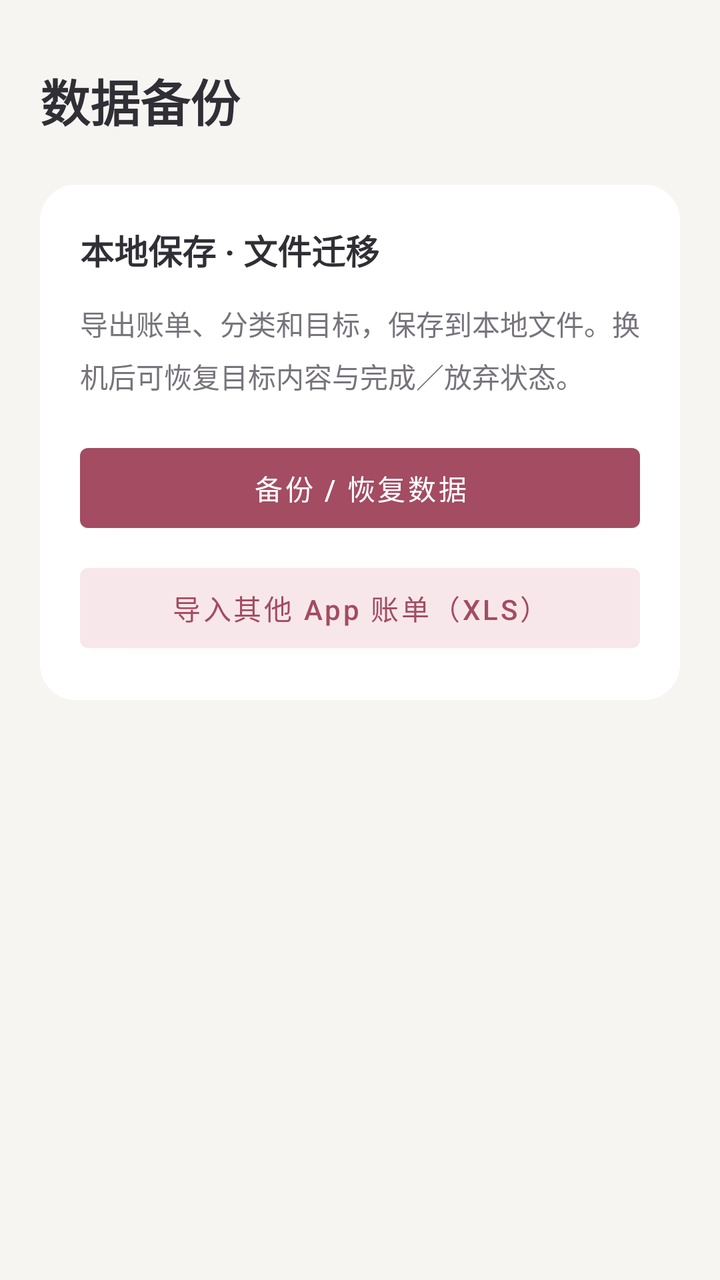
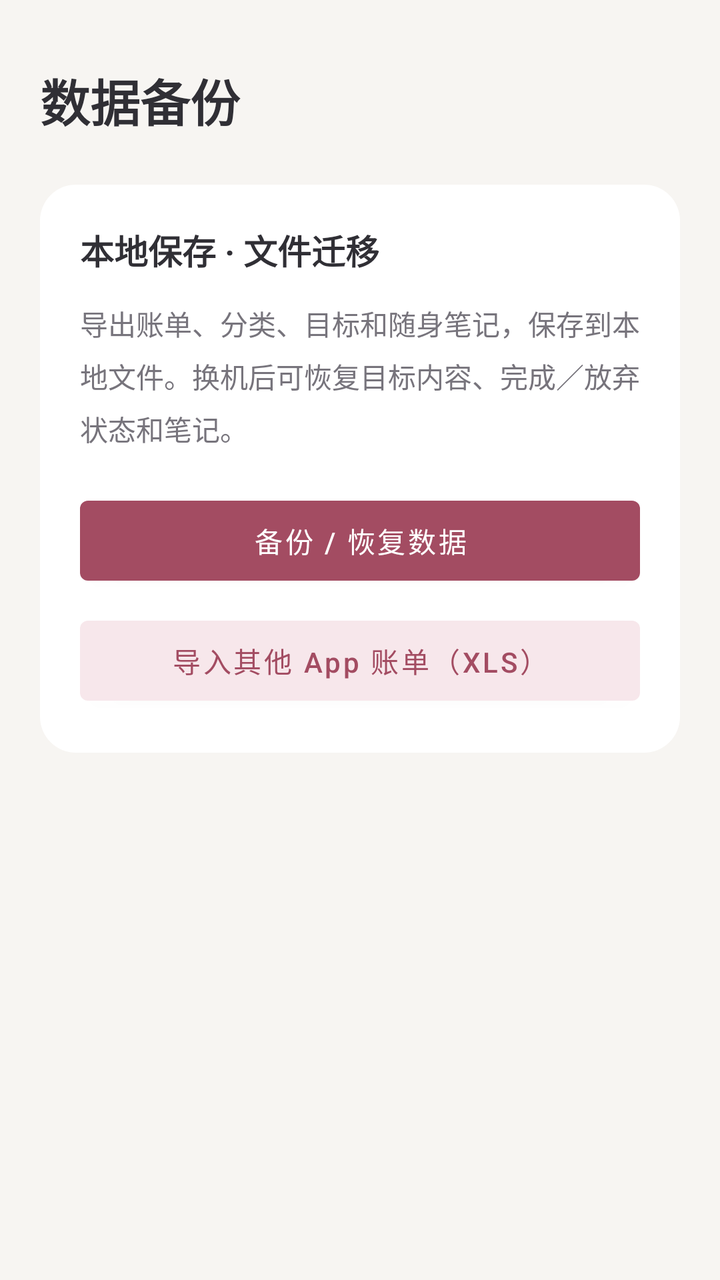

The first picture is an Android layout as it rendered before a commit; the second is the same layout after the commit. The layout source and the unified diff follow.
<!-- AndroidManifest.xml: application theme Theme.FutureRealization -->
<!-- res/layout/other_fragment.xml -->
<?xml version="1.0" encoding="utf-8"?>
<LinearLayout xmlns:android="http://schemas.android.com/apk/res/android" xmlns:app="http://schemas.android.com/apk/res-auto"
    android:layout_width="match_parent" android:layout_height="match_parent" android:orientation="vertical"
    android:background="@color/ledger_background" android:padding="20dp">
    <TextView android:layout_width="match_parent" android:layout_height="wrap_content" android:layout_marginTop="12dp"
        android:text="数据备份" android:textSize="25sp" android:textStyle="bold" android:textColor="@color/ledger_text" />
    <LinearLayout android:layout_width="match_parent" android:layout_height="wrap_content" android:orientation="vertical"
        android:layout_marginTop="24dp" android:padding="20dp" android:background="@drawable/ledger_card">
        <TextView android:layout_width="match_parent" android:layout_height="wrap_content" android:text="本地保存 · 文件迁移"
            android:textSize="17sp" android:textStyle="bold" android:textColor="@color/ledger_text" />
        <TextView android:layout_width="match_parent" android:layout_height="wrap_content" android:layout_marginTop="14dp"
            android:text="导出账单、分类和目标，保存到本地文件。换机后可恢复目标内容与完成／放弃状态。" android:lineSpacingExtra="6dp"
            android:textSize="14sp" android:textColor="@color/ledger_muted" />
        <Button android:id="@+id/open_backup" android:layout_width="match_parent" android:layout_height="52dp" android:layout_marginTop="20dp"
            android:text="备份 / 恢复数据" android:textColor="@color/white" app:backgroundTint="@color/ledger_accent" />
        <Button android:id="@+id/open_xls_import" android:layout_width="match_parent" android:layout_height="52dp" android:layout_marginTop="8dp"
            android:text="导入其他 App 账单（XLS）" android:textColor="@color/ledger_accent" app:backgroundTint="@color/ledger_soft" />
    </LinearLayout>
</LinearLayout>
<!-- resources referenced by this layout -->
<resources>
  <color name="ledger_accent">#A34C62</color>
  <color name="ledger_background">#F7F5F2</color>
  <color name="ledger_muted">#77747C</color>
  <color name="ledger_soft">#F7E7EB</color>
  <color name="ledger_text">#302F35</color>
  <color name="white">#FFFFFFFF</color>
  <!-- drawable ledger_card (drawable) -->
  <?xml version="1.0" encoding="utf-8"?>
  <shape xmlns:android="http://schemas.android.com/apk/res/android" android:shape="rectangle">
      <solid android:color="@color/ledger_surface" />
      <corners android:radius="18dp" />
  </shape>
  <style name="Theme.FutureRealization" parent="Theme.MaterialComponents.DayNight.DarkActionBar">
          
          
          <item name="colorPrimaryVariant">@color/app_theme_color</item>
          <item name="colorOnPrimary">@color/white</item>
          
          <item name="colorSecondary">@color/teal_200</item>
          <item name="colorSecondaryVariant">@color/teal_700</item>
          <item name="colorOnSecondary">@color/black</item>
          
          <item name="android:statusBarColor" tools:targetApi="l">?attr/colorPrimaryVariant</item>
          
          <item name="textAllCaps">false</item>
          <item name="colorAccent">@color/app_theme_color</item>
          <item name="colorPrimary">@color/app_theme_color</item>
          <item name="colorPrimaryDark">@color/app_theme_color</item>
      </style>
  <color name="ledger_surface">#FFFFFF</color>
  <color name="app_theme_color">@color/ledger_accent</color>
  <color name="teal_200">#FF03DAC5</color>
  <color name="teal_700">#FF018786</color>
  <color name="black">#FF000000</color>
</resources>

<!-- the commit's change to res/layout/other_fragment.xml (unified diff, before → after) -->
@@ -9,7 +9,7 @@
         <TextView android:layout_width="match_parent" android:layout_height="wrap_content" android:text="本地保存 · 文件迁移"
             android:textSize="17sp" android:textStyle="bold" android:textColor="@color/ledger_text" />
         <TextView android:layout_width="match_parent" android:layout_height="wrap_content" android:layout_marginTop="14dp"
-            android:text="导出账单、分类和目标，保存到本地文件。换机后可恢复目标内容与完成／放弃状态。" android:lineSpacingExtra="6dp"
+            android:text="导出账单、分类、目标和随身笔记，保存到本地文件。换机后可恢复目标内容、完成／放弃状态和笔记。" android:lineSpacingExtra="6dp"
             android:textSize="14sp" android:textColor="@color/ledger_muted" />
         <Button android:id="@+id/open_backup" android:layout_width="match_parent" android:layout_height="52dp" android:layout_marginTop="20dp"
             android:text="备份 / 恢复数据" android:textColor="@color/white" app:backgroundTint="@color/ledger_accent" />
